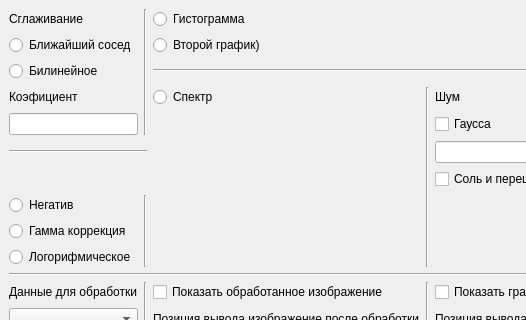
Qt form lab_EData/forms/qt_forms/image_processing.ui (ziminyuri/experimental_data) before a commit; both pictures show x 0 to 526 and y 0 to 320 of the 804 by 443 pixel window.
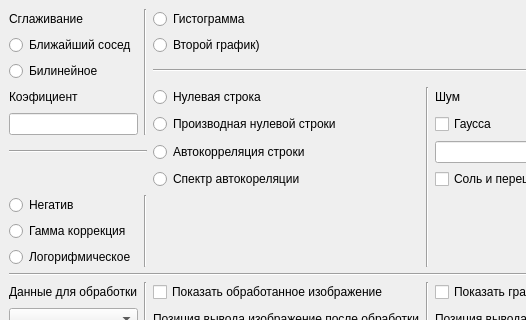
The same form after that commit.

The edit to the form file:
```diff
--- a/lab_EData/forms/qt_forms/image_processing.ui
+++ b/lab_EData/forms/qt_forms/image_processing.ui
@@ -214,7 +214,7 @@
       <item row="4" column="2">
        <widget class="QRadioButton" name="radioButton_8">
         <property name="text">
-         <string>Спектр</string>
+         <string>Нулевая строка</string>
         </property>
        </widget>
       </item>
@@ -249,6 +249,27 @@
         </property>
        </widget>
       </item>
+      <item row="5" column="2">
+       <widget class="QRadioButton" name="radioButton_9">
+        <property name="text">
+         <string>Производная нулевой строки</string>
+        </property>
+       </widget>
+      </item>
+      <item row="6" column="2">
+       <widget class="QRadioButton" name="radioButton_10">
+        <property name="text">
+         <string>Автокорреляция строки</string>
+        </property>
+       </widget>
+      </item>
+      <item row="7" column="2">
+       <widget class="QRadioButton" name="radioButton_11">
+        <property name="text">
+         <string>Спектр автокореляции</string>
+        </property>
+       </widget>
+      </item>
      </layout>
     </item>
    </layout>
```
